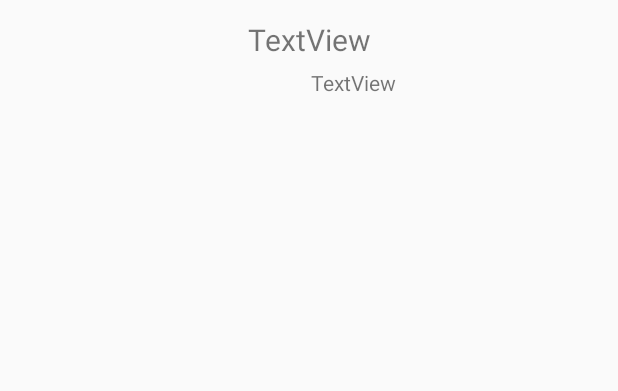
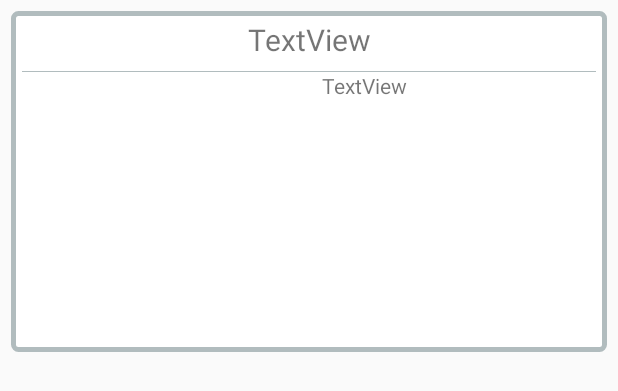
Before and after one commit to Samuelgranato/Projeto4-Desagil, an Android app: the layout padrao_noticia.xml on its own in the app's theme, with its tools: preview values and no code run, on a phone screen of 412 x 824 dp. Shown: the top 391 px of the screen. Run offline under Robolectric (Android 15) with nearby library versions, the phone set to English and light mode, and no system bars.

Commit message:
arrumando layout historico e home

```diff
--- a/app/src/main/java/com/fablab/insper/fablabinsper/Home.java
+++ b/app/src/main/java/com/fablab/insper/fablabinsper/Home.java
@@ -69,6 +69,9 @@ public class Home extends AppCompatActivity
                     TextView tituloNoticia = layout.findViewById(R.id.tituloNoticia);
                     tituloNoticia.setText((CharSequence) listaObjetos.get(i).getTitulo());
                     Picasso.get().load(listaObjetos.get(i).getImg()).into(imagemNoticia);
+                    LinearLayout.LayoutParams linearParams_1 = new LinearLayout.LayoutParams(ViewGroup.LayoutParams.MATCH_PARENT, ViewGroup.LayoutParams.MATCH_PARENT);
+                    linearParams_1.setMargins(5,20,5,0);
+                    layout.setLayoutParams(linearParams_1);
                     linearLayout.addView(layout);
                 }
             }
--- /dev/null
+++ b/app/src/main/res/drawable/layout_border.xml
@@ -0,0 +1,7 @@
+<?xml version="1.0" encoding="UTF-8"?>
+<shape xmlns:android="http://schemas.android.com/apk/res/android">
+    <solid android:color="#FFFFFF"/>
+    <stroke android:width="3dip" android:color="#B1BCBE" />
+    <corners android:radius="3dip"/>
+    <padding android:left="0dip" android:top="0dip" android:right="0dip" android:bottom="0dip" />
+</shape>
--- /dev/null
+++ b/app/src/main/res/drawable/textlines.xml
@@ -0,0 +1,16 @@
+<?xml version="1.0" encoding="utf-8"?>
+<layer-list xmlns:android="http://schemas.android.com/apk/res/android">
+    <item>
+        <shape android:shape="rectangle">
+            <solid android:color="#B1BCBE" /> <!-- border color -->
+        </shape>
+    </item>
+
+    <item
+
+        android:top="1dp">   <!-- adjust borders width here -->
+        <shape android:shape="rectangle">
+            <solid android:color="#FFFFFF" />  <!-- background color -->
+        </shape>
+    </item>
+</layer-list>
--- a/app/src/main/res/layout/padrao_noticia.xml
+++ b/app/src/main/res/layout/padrao_noticia.xml
@@ -1,6 +1,7 @@
 <?xml version="1.0" encoding="utf-8"?>
 
     <LinearLayout
+        android:background="@drawable/layout_border"
         android:layout_width="match_parent"
         android:layout_height="wrap_content"
         android:orientation="vertical"
@@ -21,6 +22,8 @@
         android:textAlignment="center" />
 
     <LinearLayout
+        android:background="@drawable/textlines"
+        android:layout_margin="7dp"
         android:layout_width="match_parent"
         android:layout_height="match_parent"
         android:layout_marginTop="5dp"
```
Also changed, not shown: app/src/main/java/com/fablab/insper/fablabinsper/Historico.java (+5 -2 lines), app/src/main/res/layout/padrao_historico.xml (added, +74 -0 lines), app/src/main/res/layout/padrao_histotico.xml (deleted, +0 -69 lines).
